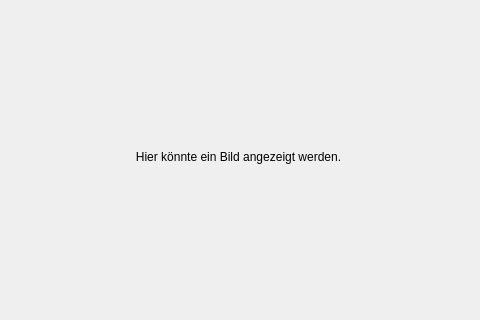
Before: the Qt Designer form imageviewwindow.ui in striezel/qt-commander, drawn with Qt 5; both pictures show x 157 to 637 and y 138 to 458 of the 800 by 600 pixel window.
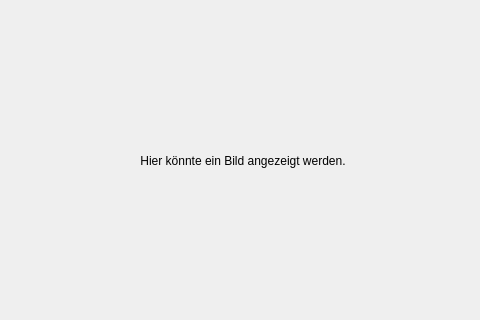
After: the same form once the commit is applied. Icons and pictures are not drawn.

Commit message: implement image rescaling on viewer resize, improve image detaction

The edit to the form file:
```diff
--- a/imageviewwindow.ui
+++ b/imageviewwindow.ui
@@ -14,15 +14,9 @@
    <string>Bildbetrachter</string>
   </property>
   <widget class="QWidget" name="centralwidget">
+   <layout class="QGridLayout" name="gridLayout">
+    <item row="0" column="0">
    <widget class="QLabel" name="label">
-    <property name="geometry">
-     <rect>
-      <x>10</x>
-      <y>10</y>
-      <width>771</width>
-      <height>531</height>
-     </rect>
-    </property>
     <property name="text">
      <string>Hier könnte ein Bild angezeigt werden.</string>
     </property>
@@ -30,6 +24,8 @@
      <set>Qt::AlignmentFlag::AlignCenter</set>
     </property>
    </widget>
+    </item>
+   </layout>
   </widget>
   <widget class="QMenuBar" name="menubar">
    <property name="geometry">
```
Lines whose indentation alone changed are shown as unchanged. The commit also changes 2 other files.
